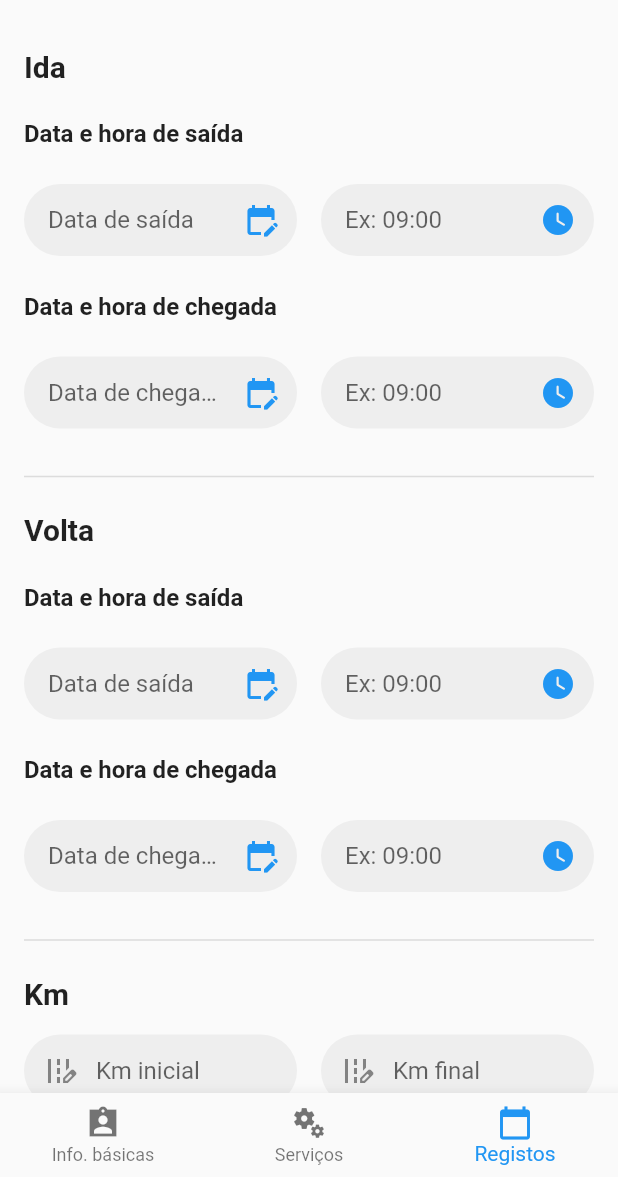
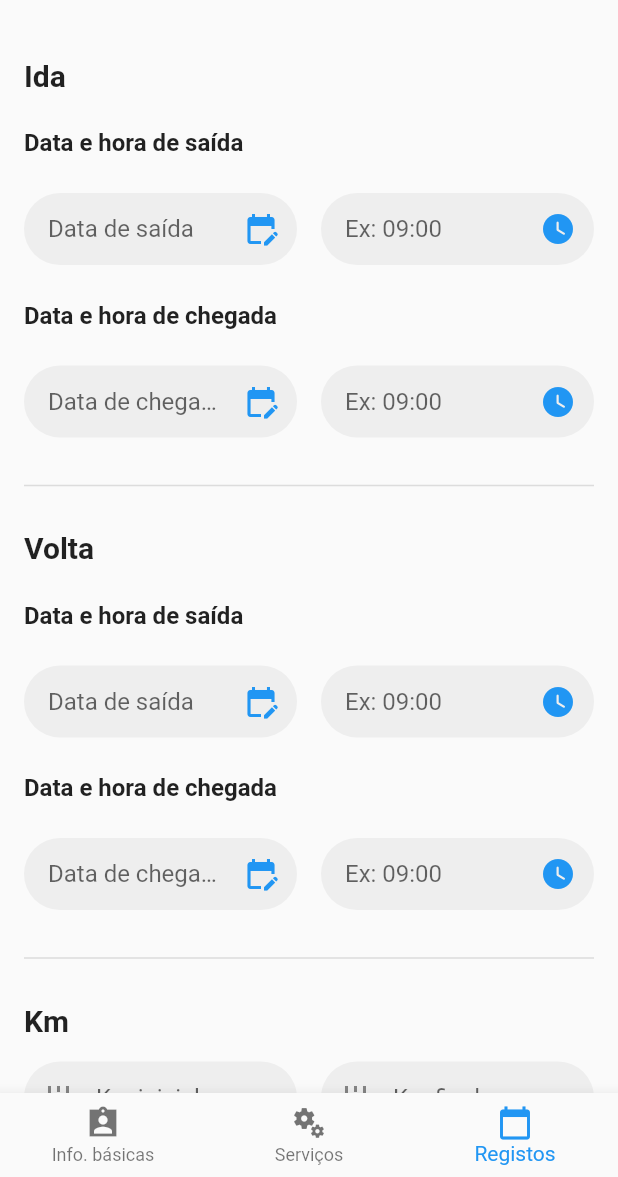
Before and after one commit to Gabriel-S-Souza/worksheet-generator, a Flutter app: the FormClientScreen screen opened directly with empty values, swiped to page 3, on a phone screen of 412 x 824 dp, the part 59-1236 px from its top. Run offline on Flutter 3.47's test engine with Material 2 defaults, Android fonts, the phone set to English and light mode, and no system bars; our stand-ins replace auto_size_text, email_validator, flutter_mobx, flutter_typeahead, get_it, hive_flutter and 5 more; missing offline and left inert: android_path_provider, dart:ffi, excel; accounts and stored records are empty; generated files the repository leaves out were written again; statements that could not run were skipped.

Commit message:
Adjusted margins of the Custom Label Text widget

```diff
--- a/lib/view/screens/client_form/registers_client_form_screen.dart
+++ b/lib/view/screens/client_form/registers_client_form_screen.dart
@@ -66,7 +66,8 @@ class _RegistersClientFormScreenState extends State<RegistersClientFormScreen> {
             const CustomTextLabel('Ida'),
             const CustomTextLabel(
               'Data e hora de saída',
-              margin: 8,
+              marginTop: 8,
+              marginBottom: 8,
               fontSize: 16,
             ),
             const SizedBox(height: 16),
@@ -110,7 +111,8 @@ class _RegistersClientFormScreenState extends State<RegistersClientFormScreen> {
             const SizedBox(height: 16),
             const CustomTextLabel(
               'Data e hora de chegada',
-              margin: 8,
+             marginTop: 8,
+              marginBottom: 8,
               fontSize: 16,
             ),
             const SizedBox(height: 16),
@@ -156,7 +158,8 @@ class _RegistersClientFormScreenState extends State<RegistersClientFormScreen> {
             const CustomTextLabel('Volta'),
             const CustomTextLabel(
               'Data e hora de saída',
-              margin: 8,
+              marginTop: 8,
+              marginBottom: 8,
               fontSize: 16,
             ),
             const SizedBox(height: 16),
@@ -200,7 +203,8 @@ class _RegistersClientFormScreenState extends State<RegistersClientFormScreen> {
             const SizedBox(height: 16),
             const CustomTextLabel(
               'Data e hora de chegada',
-              margin: 8,
+              marginTop: 8,
+              marginBottom: 8,
               fontSize: 16,
             ),
             const SizedBox(height: 16),
@@ -268,7 +272,10 @@ class _RegistersClientFormScreenState extends State<RegistersClientFormScreen> {
             const SizedBox(height: 24),
             const Divider(thickness: 1,),
             const CustomTextLabel('Atendimento'),
-            const CustomTextLabel('Data', margin: 8, fontSize: 16,),
+            const CustomTextLabel('Data',
+              marginTop: 8,
+              marginBottom: 8,
+              fontSize: 16,),
             CustomTextField(
               controller: attendanceDateController,
               hint: 'Data do atendimento',
@@ -290,7 +297,8 @@ class _RegistersClientFormScreenState extends State<RegistersClientFormScreen> {
                     children: [
                       const CustomTextLabel(
                         'Horário de início',
-                        margin: 8,
+                        marginTop: 8,
+                        marginBottom: 8,
                         fontSize: 16,
                       ),
                       CustomTextField(
@@ -319,7 +327,8 @@ class _RegistersClientFormScreenState extends State<RegistersClientFormScreen> {
                     children: [
                       const CustomTextLabel(
                         'Horário de término',
-                        margin: 8,
+                        marginTop: 8,
+                        marginBottom: 8,
                         fontSize: 16,
                       ),
                       CustomTextField(
--- a/lib/view/widgets/custom_text_label.dart
+++ b/lib/view/widgets/custom_text_label.dart
@@ -3,17 +3,19 @@ import 'package:flutter/material.dart';
 class CustomTextLabel extends StatelessWidget {
   final String text;
   final double fontSize;
-  final double margin;
+  final double marginTop;
+  final double marginBottom;
   const CustomTextLabel(
     this.text,
     {Key? key,
-    this.margin = 16,
-    this.fontSize = 20}) : super(key: key);
+    this.marginTop = 22,
+    this.marginBottom = 16,
+    this.fontSize = 20,}) : super(key: key);
 
   @override
   Widget build(BuildContext context) {
     return Container(
-      margin: EdgeInsets.symmetric(vertical: margin),
+      margin: EdgeInsets.only(top: marginTop, bottom: marginBottom),
       child: Text(
         text,
         style: TextStyle(
```
